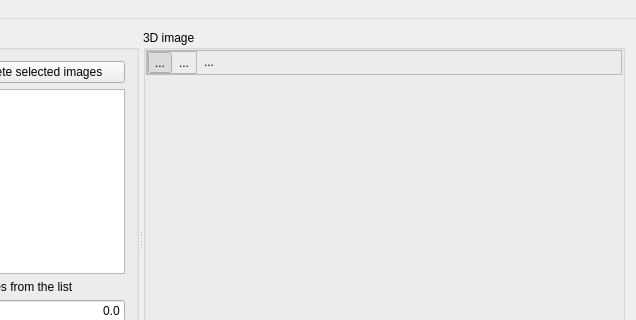
This is cybervision/UI/mainwindow.ui in zlogic/cybervision as Qt 5 draws it before an edit; both pictures show x 156 to 792 and y 0 to 320 of the 792 by 578 pixel window. The edited form follows.
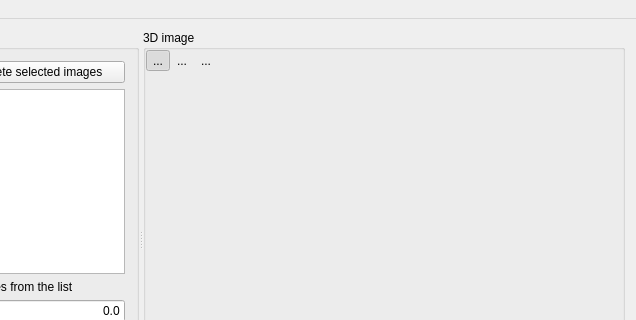
This is the edited form. Icons and pictures are not drawn. Custom widgets are drawn as their Qt base class.

```diff
--- a/cybervision/UI/mainwindow.ui
+++ b/cybervision/UI/mainwindow.ui
@@ -181,12 +181,6 @@
         </property>
         <item>
          <widget class="QFrame" name="toolbarFrame">
-          <property name="frameShape">
-           <enum>QFrame::StyledPanel</enum>
-          </property>
-          <property name="frameShadow">
-           <enum>QFrame::Raised</enum>
-          </property>
           <layout class="QFormLayout" name="formLayout_2">
            <property name="horizontalSpacing">
             <number>0</number>
@@ -199,12 +193,6 @@
            </property>
            <item row="0" column="0">
             <widget class="QFrame" name="mouseModeFrame">
-             <property name="frameShape">
-              <enum>QFrame::StyledPanel</enum>
-             </property>
-             <property name="frameShadow">
-              <enum>QFrame::Raised</enum>
-             </property>
              <layout class="QFormLayout" name="formLayout">
               <property name="fieldGrowthPolicy">
                <enum>QFormLayout::AllNonFixedFieldsGrow</enum>
```
